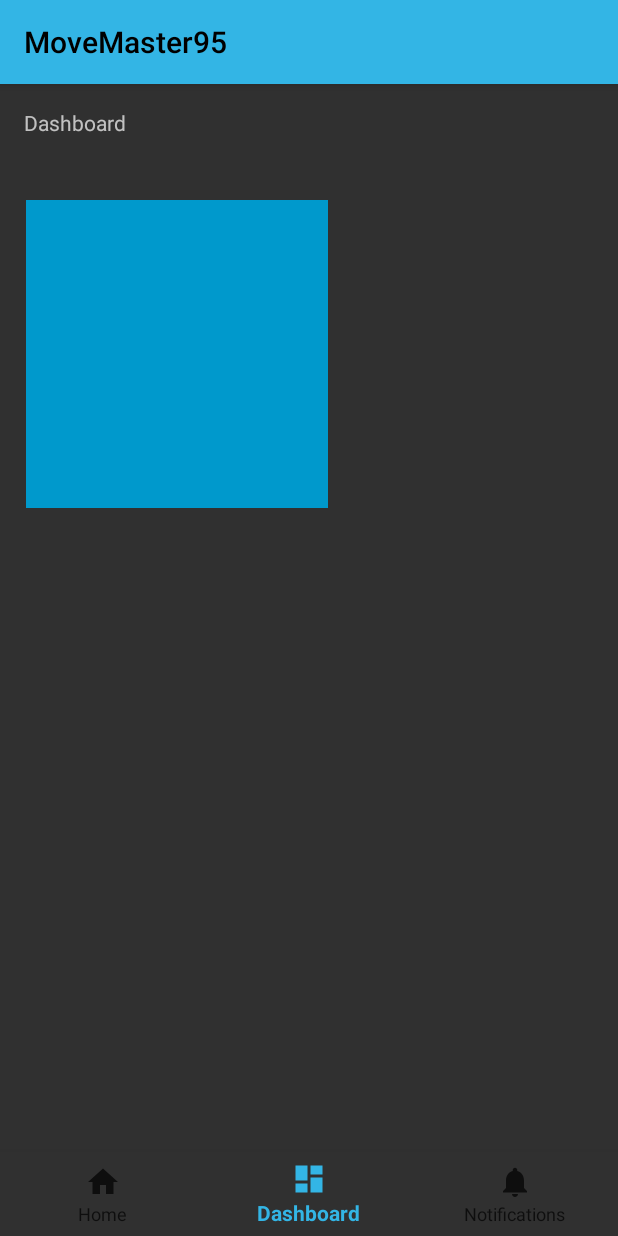
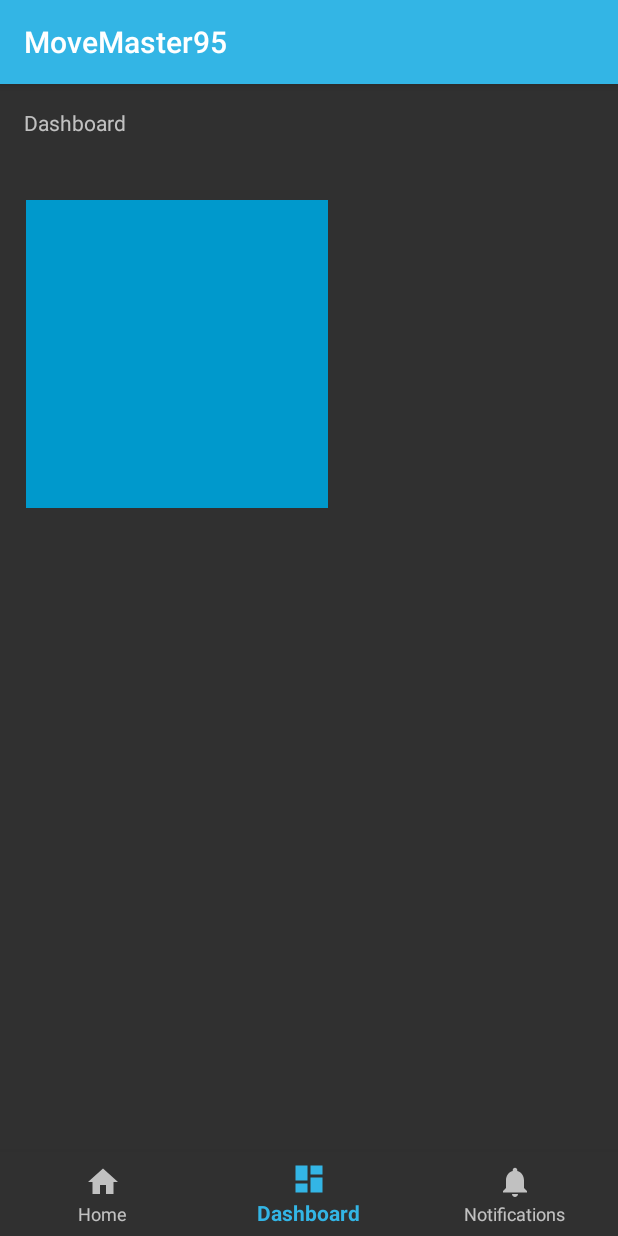
Before and after one commit to Penys/MoveMaster95, an Android app: the screen it shows after launch (MainActivity), item 2 of the bottom bar chosen, on a phone screen of 412 x 824 dp. Run offline under Robolectric (Android 15) with nearby library versions, the phone set to English and light mode, and no system bars.

Commit message:
theme fixed again

```diff
--- a/app/src/main/AndroidManifest.xml
+++ b/app/src/main/AndroidManifest.xml
@@ -12,7 +12,7 @@
         <activity
             android:name=".MainActivity"
             android:label="@string/app_name"
-            android:theme="@style/Penys_theme">
+            android:theme="@style/movemaster95_theme">
             <intent-filter>
                 <action android:name="android.intent.action.MAIN" />
 
--- a/app/src/main/java/com/penys/fi/movemaster95/MainActivity.kt
+++ b/app/src/main/java/com/penys/fi/movemaster95/MainActivity.kt
@@ -8,13 +8,14 @@ import kotlinx.android.synthetic.main.activity_main.*
 class MainActivity : AppCompatActivity() {
 
     val manager = supportFragmentManager
-    val transaction = manager.beginTransaction()
 
     private val mOnNavigationItemSelectedListener = BottomNavigationView.OnNavigationItemSelectedListener { item ->
         when (item.itemId) {
             R.id.navigation_home -> {
                 message.setText(R.string.title_home)
                 val homeFragment = HomeFragment()
+                val transaction = manager.beginTransaction()
+
 
                 transaction.replace(R.id.fragment_container,homeFragment)
 
@@ -27,6 +28,8 @@ class MainActivity : AppCompatActivity() {
             R.id.navigation_dashboard -> {
                 message.setText(R.string.title_dashboard)
                 val mapFragment = MapFragment()
+                val transaction = manager.beginTransaction()
+
 
                 transaction.replace(R.id.fragment_container,mapFragment)
 
@@ -38,6 +41,8 @@ class MainActivity : AppCompatActivity() {
             R.id.navigation_notifications -> {
                 message.setText(R.string.title_notifications)
                 val statsFragment = StatsFragment()
+                val transaction = manager.beginTransaction()
+
 
                 transaction.replace(R.id.fragment_container,statsFragment)
 
--- a/app/src/main/res/values/styles.xml
+++ b/app/src/main/res/values/styles.xml
@@ -8,11 +8,6 @@
         <item name="colorAccent">@color/colorAccent</item>
     </style>
 
-    <style name="Penys_theme" parent="AppTheme" >
-        <item name="android:colorPrimary">@color/primary</item>
-        <item name="android:colorPrimaryDark">@color/primary_dark</item>
-        <item name="android:colorAccent">@color/accent</item>
-        <item name="android:colorForeground">@android:color/black</item>
-    </style>
+    <style name="movemaster95_theme" parent="AppTheme" />
 
 </resources>
```
Also changed, not shown: app/src/main/res/values/colors.xml (+9 -1 lines).
